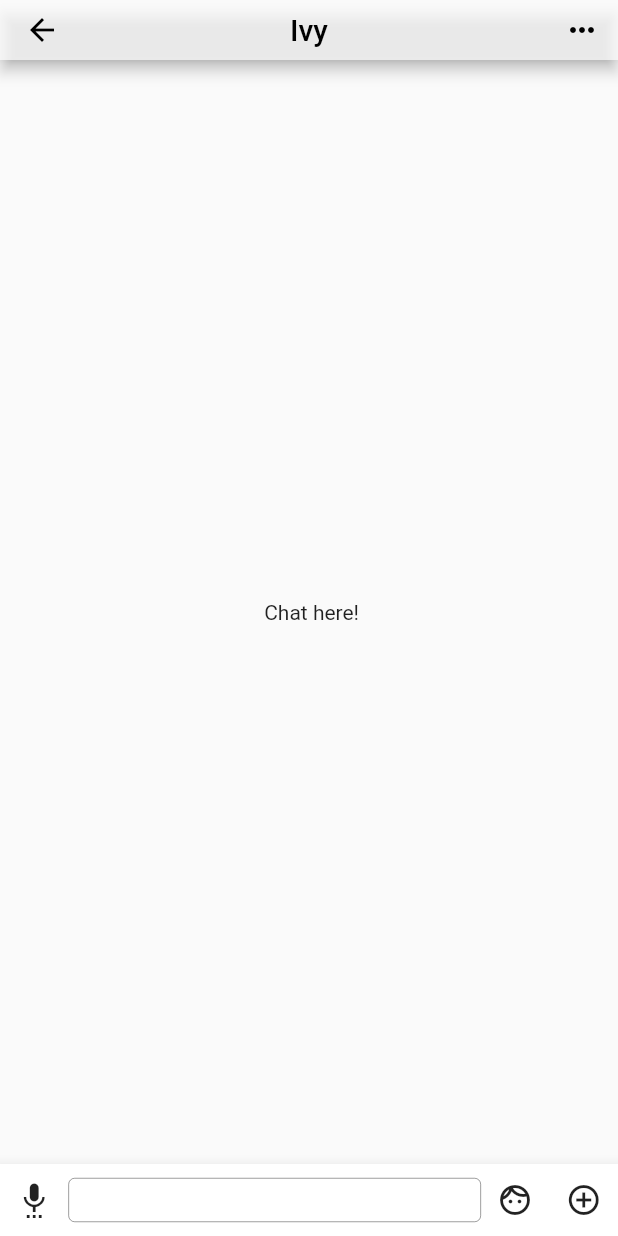
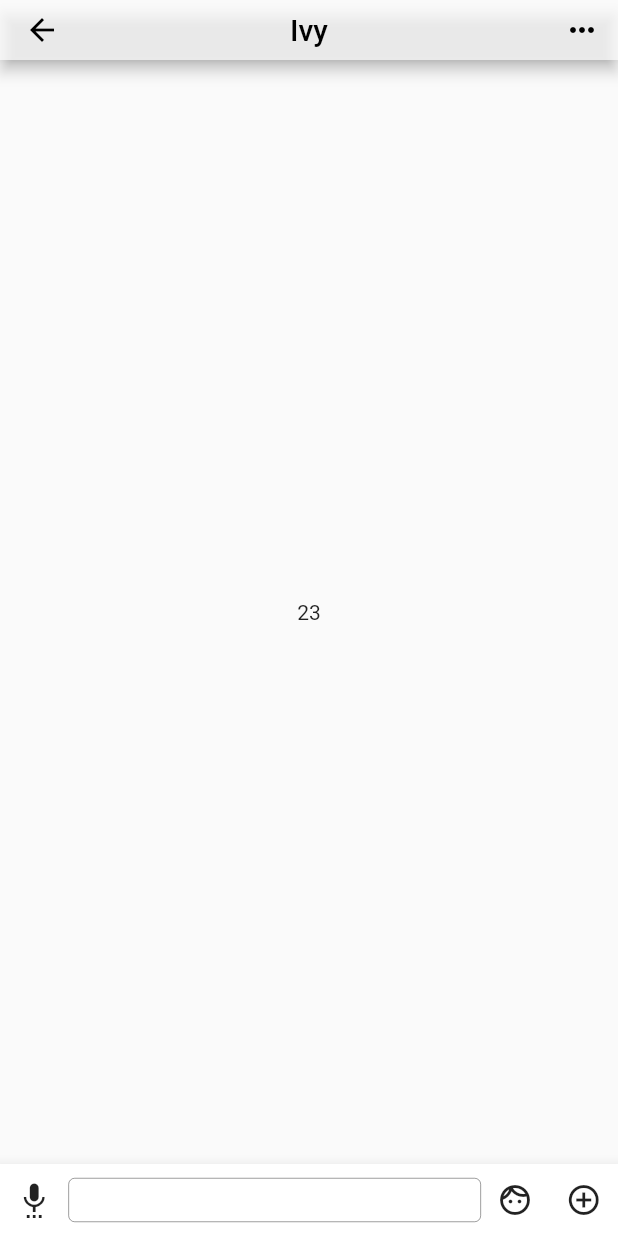
Before and after one commit to hxcode/ourchat, a Flutter app: the screen it shows after launch, after a tap on "Ivy", on a phone screen of 412 x 824 dp. Run offline on Flutter 3.47's test engine with Material 2 defaults, Android fonts, the phone set to English and light mode, and no system bars.

Commit message:
feat : init chat by int stream builder

```diff
--- a/flutter_chat/lib/singlechat/singlechat.dart
+++ b/flutter_chat/lib/singlechat/singlechat.dart
@@ -22,7 +22,14 @@ class SingleChat extends StatelessWidget {
       ),
       body: Container(
         alignment: Alignment.center,
-        child: Text(" Chat here!"),
+        child: StreamBuilder<int>(
+            initialData: 23,
+            builder: (BuildContext context, AsyncSnapshot<int> snapshot) {
+              if (!snapshot.hasData) {
+                return CircularProgressIndicator();
+              }
+              return Text(snapshot.data.toString());
+            }),
       ),
       bottomNavigationBar: StickyBottomAppBar(
         child: BottomAppBar(
```
